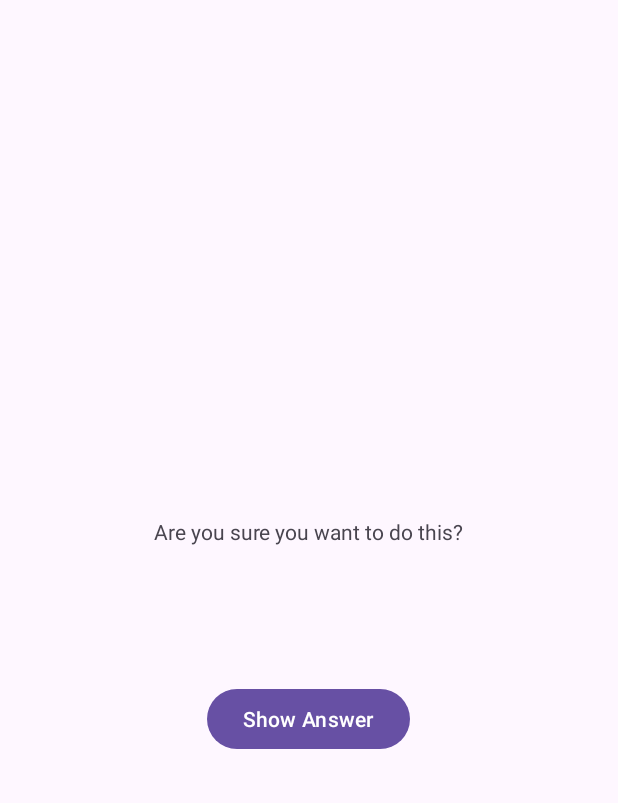
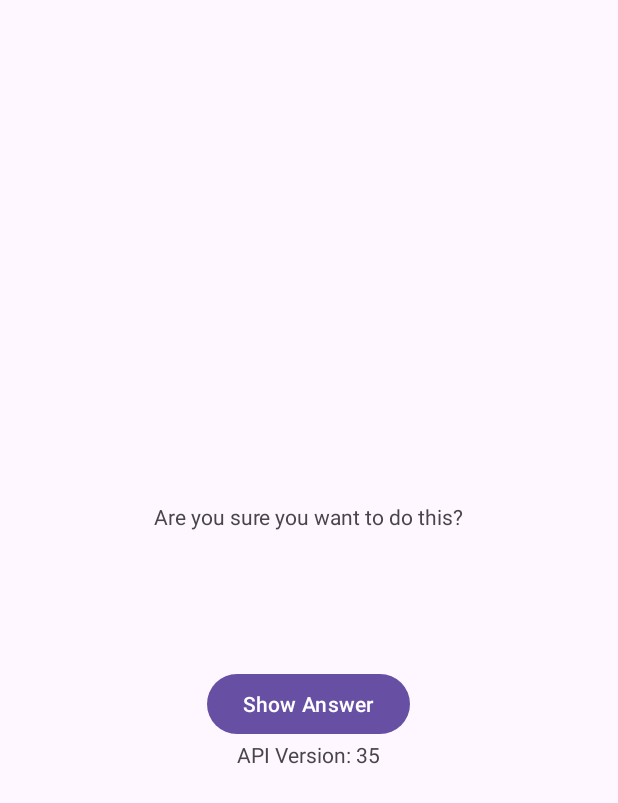
Before and after one commit to Talion220/GeoQuiz, an Android app: the CheatActivity screen opened directly, with no data from a screen before it, on a phone screen of 412 x 824 dp. Shown: the top 803 px of the screen. Run offline under Robolectric (Android 15) with nearby library versions, the phone set to English and light mode, and no system bars.

Commit message:
added android version display

```diff
--- a/app/build.gradle.kts
+++ b/app/build.gradle.kts
@@ -25,6 +25,9 @@ android {
                 "proguard-rules.pro"
             )
         }
+        buildFeatures {
+            dataBinding = true
+        }
     }
     compileOptions {
         sourceCompatibility = JavaVersion.VERSION_1_8
--- a/app/src/main/java/com/bignerdranch/android/geoquiz/CheatActivity.kt
+++ b/app/src/main/java/com/bignerdranch/android/geoquiz/CheatActivity.kt
@@ -3,6 +3,7 @@ package com.bignerdranch.android.geoquiz
 import android.app.Activity
 import android.content.Context
 import android.content.Intent
+import android.os.Build
 import androidx.appcompat.app.AppCompatActivity
 import android.os.Bundle
 import android.widget.Button
@@ -30,6 +31,10 @@ class CheatActivity : AppCompatActivity() {
             answerTextView.setText(answerText)
             setAnswerShownResult(true)
         }
+        val apiLevel = Build.VERSION.SDK_INT
+        val apiLevelText = getString(R.string.android_version, apiLevel)
+        val apiVersionTextView = findViewById<TextView>(R.id.api_version_text_view)
+        apiVersionTextView.text = apiLevelText
     }
     private fun setAnswerShownResult(isAnswerShown: Boolean) {
         val data = Intent().apply {
--- a/app/src/main/res/layout/activity_cheat.xml
+++ b/app/src/main/res/layout/activity_cheat.xml
@@ -23,4 +23,9 @@
         android:layout_width="wrap_content"
         android:layout_height="wrap_content"
         android:text="@string/show_answer_button"/>
+    <TextView
+        android:id="@+id/api_version_text_view"
+        android:layout_width="wrap_content"
+        android:layout_height="wrap_content"
+        android:text="@string/android_version" />
 </LinearLayout>
--- a/app/src/main/res/values/strings.xml
+++ b/app/src/main/res/values/strings.xml
@@ -29,4 +29,5 @@ Answer</string>
     <string name="cheat_button">Cheat!</string>
     <string name="judgment_toast">Cheating is
 wrong.</string>
+    <string name="android_version">API Version: %1$d</string>
 </resources>
```
Also changed, not shown: app/src/main/java/com/bignerdranch/android/geoquiz/MainActivity.kt (+16 -2 lines).
